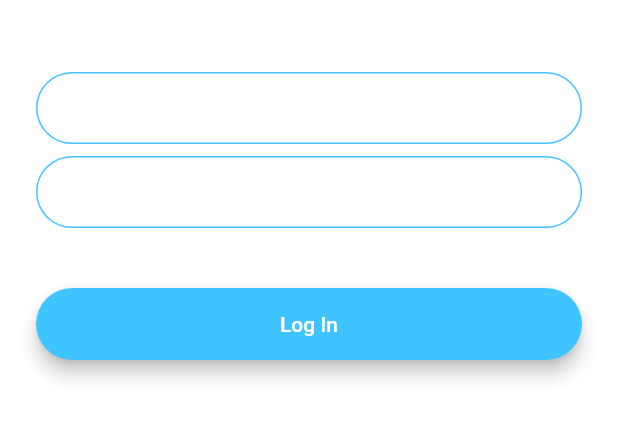
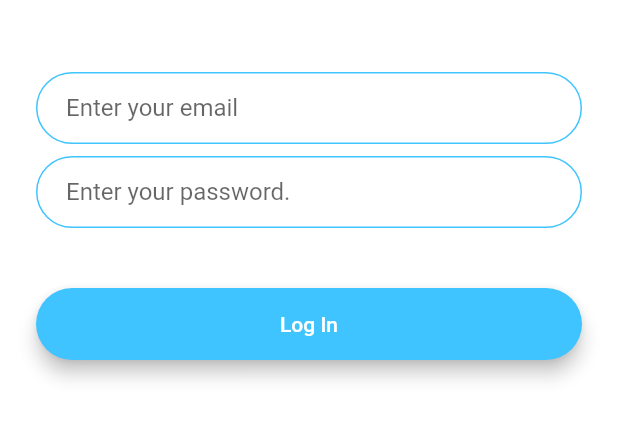
Before and after one commit to Selecao/flash_chat, a Flutter app: the screen it shows after launch, after a tap on "Log In", on a phone screen of 412 x 824 dp, the part 576-1018 px from its top. Run offline on Flutter 3.47's test engine with Material 2 defaults, Android fonts, the phone set to English and light mode, and no system bars; our stand-ins replace animated_text_kit.

Commit message:
refactor color in TextFields and Buttons

```diff
--- a/lib/components/AppMaterialButton.dart
+++ b/lib/components/AppMaterialButton.dart
@@ -20,6 +20,7 @@ class AppMaterialButton extends StatelessWidget {
           height: 42.0,
           child: Text(
             '$text',
+            style: TextStyle(color: Colors.white),
           ),
         ),
       ),
--- a/lib/main.dart
+++ b/lib/main.dart
@@ -3,16 +3,6 @@ import 'package:flash_chat/screens/welcome_screen.dart';
 import 'package:flash_chat/screens/login_screen.dart';
 import 'package:flash_chat/screens/registration_screen.dart';
 import 'package:flash_chat/screens/chat_screen.dart';
-
-import 'screens/chat_screen.dart';
-import 'screens/chat_screen.dart';
-import 'screens/login_screen.dart';
-import 'screens/login_screen.dart';
-import 'screens/registration_screen.dart';
-import 'screens/registration_screen.dart';
-import 'screens/welcome_screen.dart';
-import 'screens/welcome_screen.dart';
-import 'screens/welcome_screen.dart';
 
 void main() => runApp(FlashChat());
 
@@ -20,11 +10,6 @@ class FlashChat extends StatelessWidget {
   @override
   Widget build(BuildContext context) {
     return MaterialApp(
-      theme: ThemeData.dark().copyWith(
-        textTheme: TextTheme(
-          bodyText2: TextStyle(color: Colors.black54),
-        ),
-      ),
       initialRoute: WelcomeScreen.id,
       routes: {
         WelcomeScreen.id: (context) => WelcomeScreen(),
```
